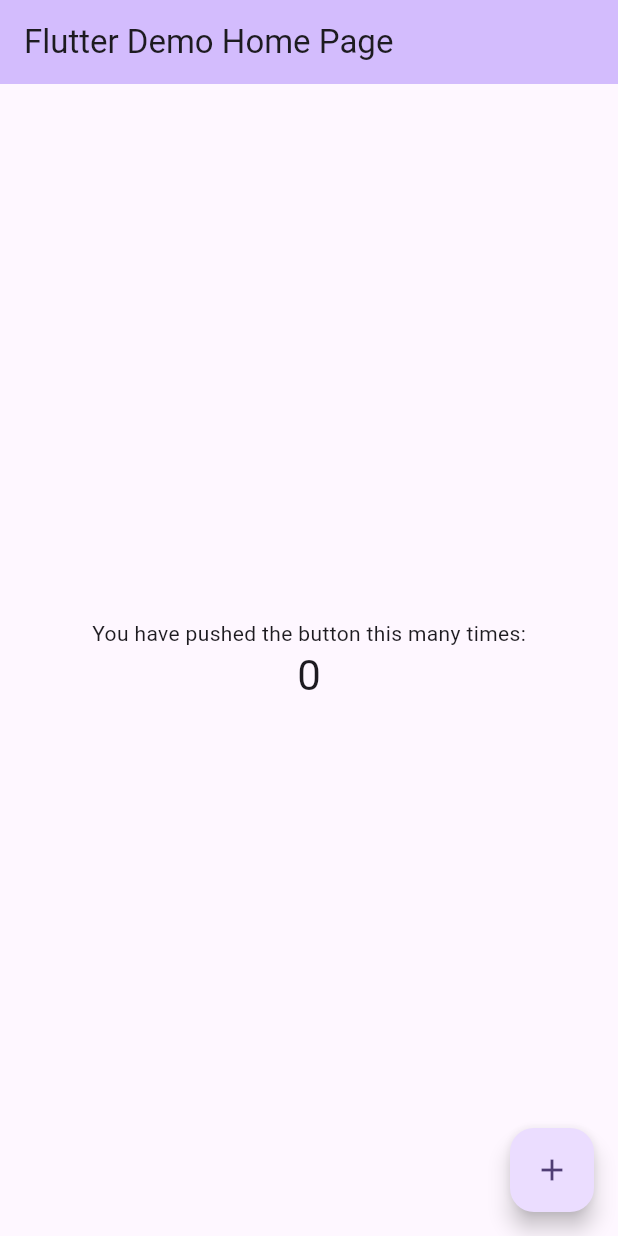
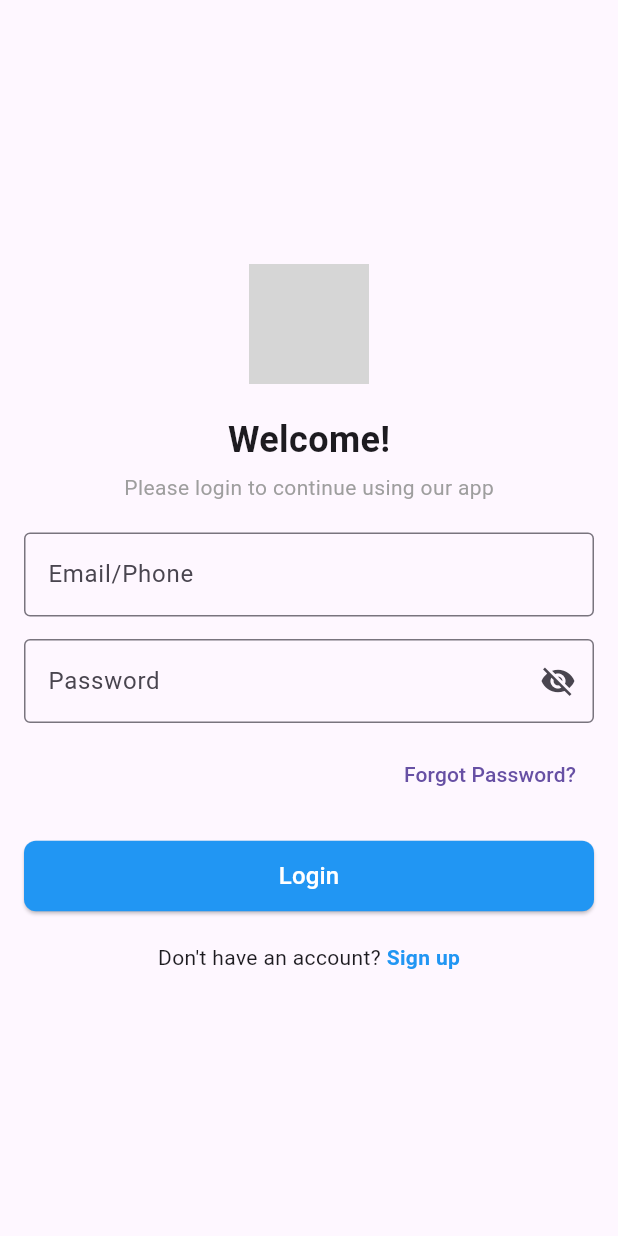
Before and after one commit to AaqilSh/SportSphereApp, a Flutter app: the screen it shows after launch, on a phone screen of 412 x 824 dp. Run offline on Flutter 3.47's test engine with Material 3 defaults, Android fonts, the phone set to English and light mode, and no system bars; grey boxes are pictures that could not be loaded.

Commit message:
Added login screen

```diff
--- /dev/null
+++ b/sportsphere/devtools_options.yaml
@@ -0,0 +1,3 @@
+description: This file stores settings for Dart & Flutter DevTools.
+documentation: https://docs.flutter.dev/tools/devtools/extensions#configure-extension-enablement-states
+extensions:
--- a/sportsphere/lib/main.dart
+++ b/sportsphere/lib/main.dart
@@ -1,125 +1,28 @@
 import 'package:flutter/material.dart';
+import 'package:provider/provider.dart';
+import 'providers/auth_provider.dart';
+import 'screens/login_screen.dart';
 
 void main() {
-  runApp(const MyApp());
+  runApp(
+    MultiProvider(
+      providers: [
+        ChangeNotifierProvider(create: (context) => AuthProvider()),
+      ],
+      child: const MyApp(),
+    ),
+  );
 }
 
 class MyApp extends StatelessWidget {
   const MyApp({super.key});
 
-  // This widget is the root of your application.
   @override
   Widget build(BuildContext context) {
     return MaterialApp(
-      title: 'Flutter Demo',
-      theme: ThemeData(
-        // This is the theme of your application.
-        //
-        // TRY THIS: Try running your application with "flutter run". You'll see
-        // the application has a purple toolbar. Then, without quitting the app,
-        // try changing the seedColor in the colorScheme below to Colors.green
-        // and then invoke "hot reload" (save your changes or press the "hot
-        // reload" button in a Flutter-supported IDE, or press "r" if you used
-        // the command line to start the app).
-        //
-        // Notice that the counter didn't reset back to zero; the application
-        // state is not lost during the reload. To reset the state, use hot
-        // restart instead.
-        //
-        // This works for code too, not just values: Most code changes can be
-        // tested with just a hot reload.
-        colorScheme: ColorScheme.fromSeed(seedColor: Colors.deepPurple),
-        useMaterial3: true,
-      ),
-      home: const MyHomePage(title: 'Flutter Demo Home Page'),
+      title: 'SportSphere',
+      theme: ThemeData(primarySwatch: Colors.blue),
+      home: const LoginScreen(),
     );
   }
 }
-
-class MyHomePage extends StatefulWidget {
-  const MyHomePage({super.key, required this.title});
-
-  // This widget is the home page of your application. It is stateful, meaning
-  // that it has a State object (defined below) that contains fields that affect
-  // how it looks.
-
-  // This class is the configuration for the state. It holds the values (in this
-  // case the title) provided by the parent (in this case the App widget) and
-  // used by the build method of the State. Fields in a Widget subclass are
-  // always marked "final".
-
-  final String title;
-
-  @override
-  State<MyHomePage> createState() => _MyHomePageState();
-}
-
-class _MyHomePageState extends State<MyHomePage> {
-  int _counter = 0;
-
-  void _incrementCounter() {
-    setState(() {
-      // This call to setState tells the Flutter framework that something has
-      // changed in this State, which causes it to rerun the build method below
-      // so that the display can reflect the updated values. If we changed
-      // _counter without calling setState(), then the build method would not be
-      // called again, and so nothing would appear to happen.
-      _counter++;
-    });
-  }
-
-  @override
-  Widget build(BuildContext context) {
-    // This method is rerun every time setState is called, for instance as done
-    // by the _incrementCounter method above.
-    //
-    // The Flutter framework has been optimized to make rerunning build methods
-    // fast, so that you can just rebuild anything that needs updating rather
-    // than having to individually change instances of widgets.
-    return Scaffold(
-      appBar: AppBar(
-        // TRY THIS: Try changing the color here to a specific color (to
-        // Colors.amber, perhaps?) and trigger a hot reload to see the AppBar
-        // change color while the other colors stay the same.
-        backgroundColor: Theme.of(context).colorScheme.inversePrimary,
-        // Here we take the value from the MyHomePage object that was created by
-        // the App.build method, and use it to set our appbar title.
-        title: Text(widget.title),
-      ),
-      body: Center(
-        // Center is a layout widget. It takes a single child and positions it
-        // in the middle of the parent.
-        child: Column(
-          // Column is also a layout widget. It takes a list of children and
-          // arranges them vertically. By default, it sizes itself to fit its
-          // children horizontally, and tries to be as tall as its parent.
-          //
-          // Column has various properties to control how it sizes itself and
-          // how it positions its children. Here we use mainAxisAlignment to
-          // center the children vertically; the main axis here is the vertical
-          // axis because Columns are vertical (the cross axis would be
-          // horizontal).
-          //
-          // TRY THIS: Invoke "debug painting" (choose the "Toggle Debug Paint"
-          // action in the IDE, or press "p" in the console), to see the
-          // wireframe for each widget.
-          mainAxisAlignment: MainAxisAlignment.center,
-          children: <Widget>[
-            const Text(
-              'You have pushed the button this many times:',
-            ),
-            Text(
-              '$_counter',
-              style: Theme.of(context).textTheme.headlineMedium,
-            ),
-          ],
-        ),
-      ),
-      floatingActionButton: FloatingActionButton(
-        onPressed: _incrementCounter,
-        tooltip: 'Increment',
-        child: const Icon(Icons.add),
-      ), // This trailing comma makes auto-formatting nicer for build methods.
-    );
-  }
-}
--- /dev/null
+++ b/sportsphere/lib/providers/auth_provider.dart
@@ -0,0 +1,26 @@
+import 'package:flutter/foundation.dart';
+
+class AuthProvider with ChangeNotifier {
+  String? _userEmail;
+  bool _isAuthenticated = false;
+
+  String? get userEmail => _userEmail;
+  bool get isAuthenticated => _isAuthenticated;
+
+  void login(String email, String password) {
+    // Simulating authentication (Replace with actual authentication logic)
+    if (email == "test@example.com" && password == "password123") {
+      _userEmail = email;
+      _isAuthenticated = true;
+      notifyListeners();
+    } else {
+      throw Exception("Invalid email or password");
+    }
+  }
+
+  void logout() {
+    _userEmail = null;
+    _isAuthenticated = false;
+    notifyListeners();
+  }
+}
--- /dev/null
+++ b/sportsphere/lib/screens/login_screen.dart
@@ -0,0 +1,154 @@
+import 'package:flutter/material.dart';
+import 'package:provider/provider.dart';
+import '../providers/auth_provider.dart';
+import 'home_screen.dart';
+
+class LoginScreen extends StatefulWidget {
+  const LoginScreen({super.key});
+
+  @override
+  State<LoginScreen> createState() => _LoginScreenState();
+}
+
+class _LoginScreenState extends State<LoginScreen> {
+  final TextEditingController _emailController = TextEditingController();
+  final TextEditingController _passwordController = TextEditingController();
+  bool _isLoading = false;
+  bool _isPasswordVisible = false;
+
+  void _login() async {
+    final authProvider = Provider.of<AuthProvider>(context, listen: false);
+    setState(() => _isLoading = true);
+
+    try {
+      authProvider.login(_emailController.text, _passwordController.text);
+      Navigator.pushReplacement(
+        context,
+        MaterialPageRoute(builder: (context) => const HomeScreen()),
+      );
+    } catch (e) {
+      ScaffoldMessenger.of(context).showSnackBar(
+        SnackBar(content: Text(e.toString())),
+      );
+    } finally {
+      setState(() => _isLoading = false);
+    }
+  }
+
+  @override
+  Widget build(BuildContext context) {
+    return Scaffold(
+      body: Padding(
+        padding: const EdgeInsets.all(16.0),
+        child: Column(
+          mainAxisAlignment: MainAxisAlignment.center,
+          crossAxisAlignment: CrossAxisAlignment.center,
+          children: [
+            // Logo
+            Image.asset('assets/logo.png',
+                height: 80), // Replace with your logo
+            const SizedBox(height: 20),
+
+            // Welcome Text
+            const Text(
+              'Welcome!',
+              style: TextStyle(fontSize: 24, fontWeight: FontWeight.bold),
+            ),
+            const SizedBox(height: 5),
+            const Text(
+              'Please login to continue using our app',
+              style: TextStyle(fontSize: 14, color: Colors.grey),
+            ),
+            const SizedBox(height: 20),
+
+            // Email/Phone Input
+            TextField(
+              controller: _emailController,
+              keyboardType: TextInputType.emailAddress,
+              decoration: const InputDecoration(
+                labelText: 'Email/Phone',
+                border: OutlineInputBorder(),
+              ),
+            ),
+            const SizedBox(height: 15),
+
+            // Password Input
+            TextField(
+              controller: _passwordController,
+              obscureText: !_isPasswordVisible,
+              decoration: InputDecoration(
+                labelText: 'Password',
+                border: const OutlineInputBorder(),
+                suffixIcon: IconButton(
+                  icon: Icon(
+                    _isPasswordVisible
+                        ? Icons.visibility
+                        : Icons.visibility_off,
+                  ),
+                  onPressed: () {
+                    setState(() {
+                      _isPasswordVisible = !_isPasswordVisible;
+                    });
+                  },
+                ),
+              ),
+            ),
+            const SizedBox(height: 10),
+
+            // Forgot Password Link
+            Align(
+              alignment: Alignment.centerRight,
+              child: TextButton(
+                onPressed: () {
+                  // TODO: Implement forgot password
+                },
+                child: const Text('Forgot Password?'),
+              ),
+            ),
+            const SizedBox(height: 20),
+
+            // Login Button
+            SizedBox(
+              width: double.infinity,
+              child: ElevatedButton(
+                onPressed: _login,
+                style: ElevatedButton.styleFrom(
+                  padding: const EdgeInsets.symmetric(vertical: 12),
+                  backgroundColor: Colors.blue,
+                  shape: RoundedRectangleBorder(
+                    borderRadius: BorderRadius.circular(8),
+                  ),
+                ),
+                child: _isLoading
+                    ? const CircularProgressIndicator(color: Colors.white)
+                    : const Text(
+                        'Login',
+                        style: TextStyle(fontSize: 16, color: Colors.white),
+                      ),
+              ),
+            ),
+
+            // Sign Up Link
+            const SizedBox(height: 20),
+            Row(
+              mainAxisAlignment: MainAxisAlignment.center,
+              children: [
+                const Text("Don't have an account? "),
+                GestureDetector(
+                  onTap: () {
+                    // TODO: Navigate to Sign Up screen
+                  },
+                  child: const Text(
+                    'Sign up',
+                    style: TextStyle(
+                        color: Colors.blue, fontWeight: FontWeight.bold),
+                  ),
+                ),
+              ],
+            ),
+          ],
+        ),
+      ),
+    );
+  }
+}
--- a/sportsphere/pubspec.yaml
+++ b/sportsphere/pubspec.yaml
@@ -34,6 +34,9 @@ dependencies:
   # The following adds the Cupertino Icons font to your application.
   # Use with the CupertinoIcons class for iOS style icons.
   cupertino_icons: ^1.0.8
+  provider: ^6.1.2
+  firebase_auth: ^5.5.1
+  firebase_core: ^3.12.1
 
 dev_dependencies:
   flutter_test:
```
Also changed, not shown: sportsphere/lib/screens/home_screen.dart (added, +34 -0 lines), sportsphere/lib/assets/logo.png (added), sportsphere/pubspec.lock, 3 other files.
